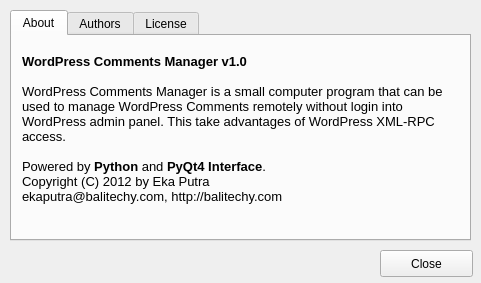
Old version of the form gui/ui/about.ui in the repository ekaputra07/wpcdesk.
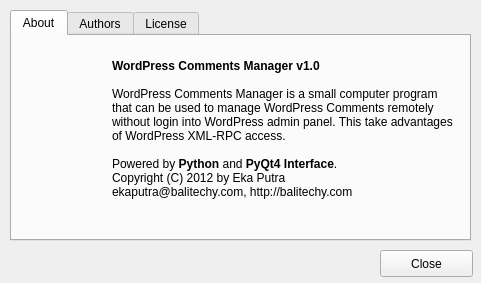
New version of the form. Icons and pictures are not drawn.

```diff
--- a/gui/ui/about.ui
+++ b/gui/ui/about.ui
@@ -75,9 +75,9 @@
     <widget class="QLabel" name="label_2">
      <property name="geometry">
       <rect>
-       <x>10</x>
+       <x>100</x>
        <y>10</y>
-       <width>431</width>
+       <width>341</width>
        <height>181</height>
       </rect>
      </property>
@@ -92,14 +92,14 @@
 &lt;html&gt;&lt;head&gt;&lt;meta name=&quot;qrichtext&quot; content=&quot;1&quot; /&gt;&lt;style type=&quot;text/css&quot;&gt;
 p, li { white-space: pre-wrap; }
 &lt;/style&gt;&lt;/head&gt;&lt;body style=&quot; font-family:'Sans'; font-size:10pt; font-weight:400; font-style:normal;&quot;&gt;
-&lt;p style=&quot; margin-top:0px; margin-bottom:0px; margin-left:0px; margin-right:0px; -qt-block-indent:0; text-indent:0px;&quot;&gt;&lt;span style=&quot; font-weight:600;&quot;&gt;WordPress Comments Manager v1.0&lt;/span&gt;&lt;/p&gt;
-&lt;p style=&quot;-qt-paragraph-type:empty; margin-top:0px; margin-bottom:0px; margin-left:0px; margin-right:0px; -qt-block-indent:0; text-indent:0px; font-weight:600;&quot;&gt;&lt;/p&gt;
-&lt;p style=&quot; margin-top:0px; margin-bottom:0px; margin-left:0px; margin-right:0px; -qt-block-indent:0; text-indent:0px;&quot;&gt;WordPress Comments Manager is a small computer program that can be used to manage WordPress Comments remotely without login into WordPress admin panel. This take advantages of WordPress XML-RPC access.&lt;/p&gt;
-&lt;p style=&quot;-qt-paragraph-type:empty; margin-top:0px; margin-bottom:0px; margin-left:0px; margin-right:0px; -qt-block-indent:0; text-indent:0px;&quot;&gt;&lt;/p&gt;
-&lt;p style=&quot; margin-top:0px; margin-bottom:0px; margin-left:0px; margin-right:0px; -qt-block-indent:0; text-indent:0px;&quot;&gt;Powered by &lt;span style=&quot; font-weight:600;&quot;&gt;Python&lt;/span&gt; and &lt;span style=&quot; font-weight:600;&quot;&gt;PyQt4 Interface&lt;/span&gt;.&lt;/p&gt;
-&lt;p style=&quot; margin-top:0px; margin-bottom:0px; margin-left:0px; margin-right:0px; -qt-block-indent:0; text-indent:0px;&quot;&gt;Copyright (C) 2012 by Eka Putra&lt;/p&gt;
-&lt;p style=&quot; margin-top:0px; margin-bottom:0px; margin-left:0px; margin-right:0px; -qt-block-indent:0; text-indent:0px;&quot;&gt;ekaputra@balitechy.com, http://balitechy.com&lt;/p&gt;
-&lt;p style=&quot;-qt-paragraph-type:empty; margin-top:0px; margin-bottom:0px; margin-left:0px; margin-right:0px; -qt-block-indent:0; text-indent:0px; font-weight:600;&quot;&gt;&lt;/p&gt;&lt;/body&gt;&lt;/html&gt;</string>
+&lt;p style=&quot; margin-top:0px; margin-bottom:0px; margin-left:0px; margin-right:0px; -qt-block-indent:0; text-indent:0px;&quot;&gt;&lt;span style=&quot; font-size:9pt; font-weight:600;&quot;&gt;WordPress Comments Manager v1.0&lt;/span&gt;&lt;/p&gt;
+&lt;p style=&quot;-qt-paragraph-type:empty; margin-top:0px; margin-bottom:0px; margin-left:0px; margin-right:0px; -qt-block-indent:0; text-indent:0px; font-size:9pt; font-weight:600;&quot;&gt;&lt;/p&gt;
+&lt;p style=&quot; margin-top:0px; margin-bottom:0px; margin-left:0px; margin-right:0px; -qt-block-indent:0; text-indent:0px;&quot;&gt;&lt;span style=&quot; font-size:9pt;&quot;&gt;WordPress Comments Manager is a small computer program that can be used to manage WordPress Comments remotely without login into WordPress admin panel. This take advantages of WordPress XML-RPC access.&lt;/span&gt;&lt;/p&gt;
+&lt;p style=&quot;-qt-paragraph-type:empty; margin-top:0px; margin-bottom:0px; margin-left:0px; margin-right:0px; -qt-block-indent:0; text-indent:0px; font-size:9pt;&quot;&gt;&lt;/p&gt;
+&lt;p style=&quot; margin-top:0px; margin-bottom:0px; margin-left:0px; margin-right:0px; -qt-block-indent:0; text-indent:0px;&quot;&gt;&lt;span style=&quot; font-size:9pt;&quot;&gt;Powered by &lt;/span&gt;&lt;span style=&quot; font-size:9pt; font-weight:600;&quot;&gt;Python&lt;/span&gt;&lt;span style=&quot; font-size:9pt;&quot;&gt; and &lt;/span&gt;&lt;span style=&quot; font-size:9pt; font-weight:600;&quot;&gt;PyQt4 Interface&lt;/span&gt;&lt;span style=&quot; font-size:9pt;&quot;&gt;.&lt;/span&gt;&lt;/p&gt;
+&lt;p style=&quot; margin-top:0px; margin-bottom:0px; margin-left:0px; margin-right:0px; -qt-block-indent:0; text-indent:0px;&quot;&gt;&lt;span style=&quot; font-size:9pt;&quot;&gt;Copyright (C) 2012 by Eka Putra&lt;/span&gt;&lt;/p&gt;
+&lt;p style=&quot; margin-top:0px; margin-bottom:0px; margin-left:0px; margin-right:0px; -qt-block-indent:0; text-indent:0px;&quot;&gt;&lt;span style=&quot; font-size:9pt;&quot;&gt;ekaputra@balitechy.com, http://balitechy.com&lt;/span&gt;&lt;/p&gt;
+&lt;p style=&quot;-qt-paragraph-type:empty; margin-top:0px; margin-bottom:0px; margin-left:0px; margin-right:0px; -qt-block-indent:0; text-indent:0px; font-size:9pt; font-weight:600;&quot;&gt;&lt;/p&gt;&lt;/body&gt;&lt;/html&gt;</string>
      </property>
      <property name="textFormat">
       <enum>Qt::RichText</enum>
@@ -108,6 +108,25 @@
       <bool>true</bool>
      </property>
     </widget>
+    <widget class="QLabel" name="label">
+     <property name="geometry">
+      <rect>
+       <x>20</x>
+       <y>0</y>
+       <width>81</width>
+       <height>91</height>
+      </rect>
+     </property>
+     <property name="text">
+      <string/>
+     </property>
+     <property name="pixmap">
+      <pixmap resource="../res/main.qrc">:/chat-quotes.png</pixmap>
+     </property>
+     <property name="scaledContents">
+      <bool>false</bool>
+     </property>
+    </widget>
    </widget>
    <widget class="QWidget" name="tab_2">
     <attribute name="title">
```
Left out of the diff: 8 changed lines with no effect on the pictures.
